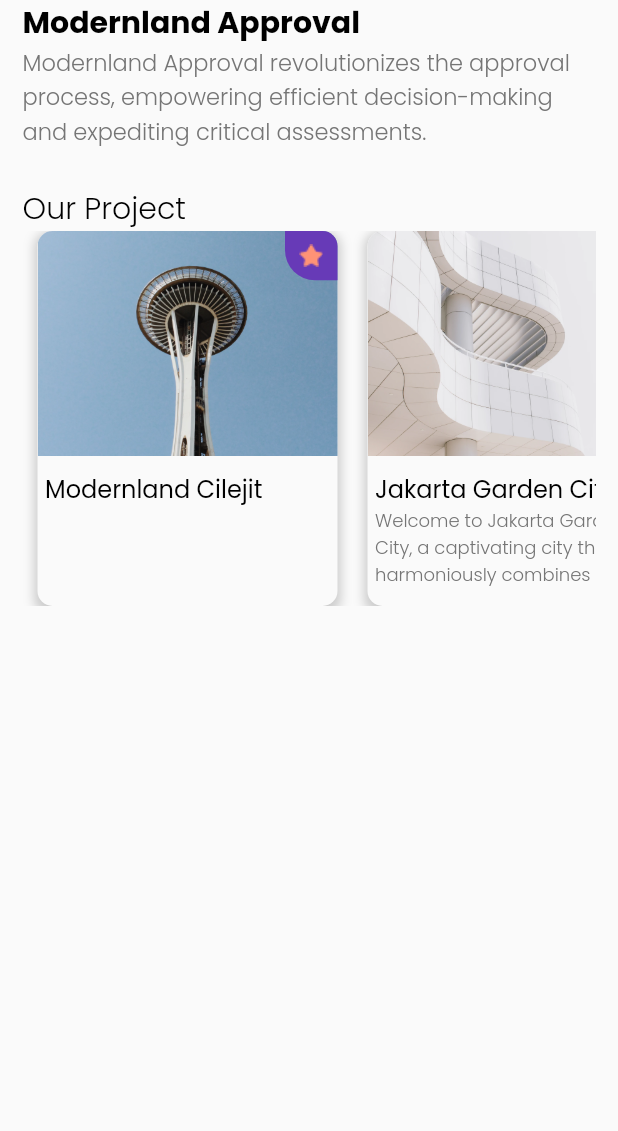
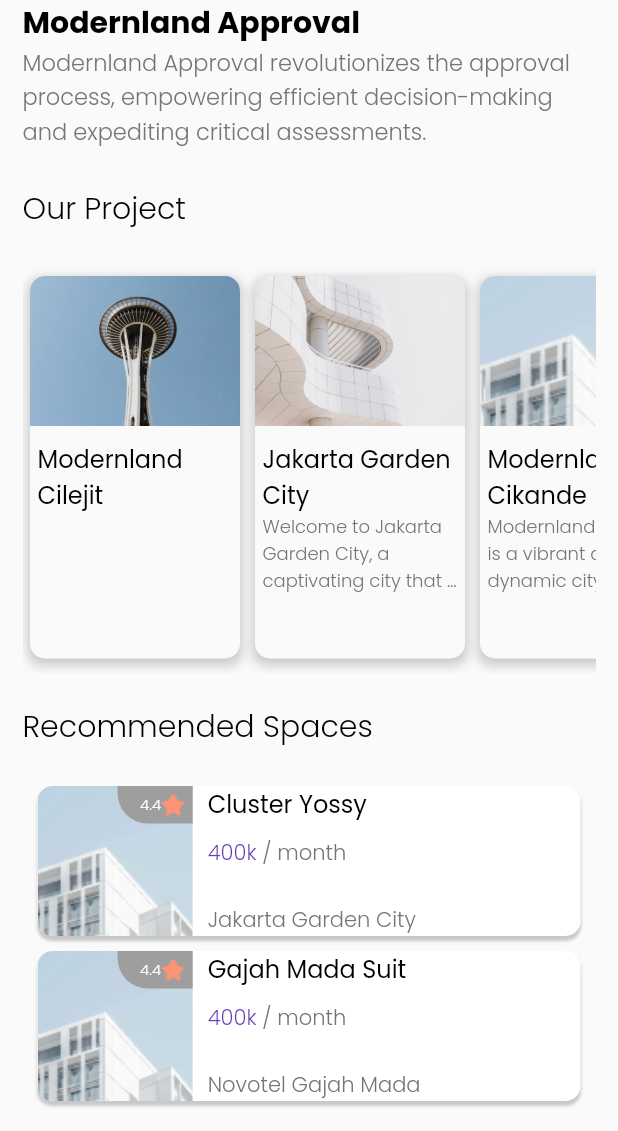
Before and after one commit to ptmodernland/Flutter-Modernland-SignFlow, a Flutter app: the screen it shows after launch, on a phone screen of 412 x 824 dp, the part 105-1236 px from its top. Run offline on Flutter 3.47's test engine with Material 2 defaults, Android fonts, the phone set to English and light mode, and no system bars; our stand-ins replace google_fonts.

Commit message:
Widget Recommended Spaces

```diff
--- a/lib/pages/home/home_page.dart
+++ b/lib/pages/home/home_page.dart
@@ -3,6 +3,8 @@ import 'package:bwa_cozy/util/my_theme.dart';
 import 'package:bwa_cozy/util/resposiveness.dart';
 import 'package:bwa_cozy/widget/citycard/city_card.dart';
 import 'package:bwa_cozy/widget/citycard/city_ui_model.dart';
+import 'package:bwa_cozy/widget/recommended_space/recommended_space_ui_model.dart';
+import 'package:bwa_cozy/widget/recommended_space/recommended_space_widget.dart';
 import 'package:flutter/material.dart';
 
 class HomePage extends StatelessWidget {
@@ -39,7 +41,8 @@ class HomePage extends StatelessWidget {
                     .copyWith(fontSize: 20, color: AppColors.primaryColor2),
               ),
               Container(
-                height: 250,
+                height: 275,
+                margin: EdgeInsets.only(top: 20),
                 child: ListView(scrollDirection: Axis.horizontal, children: [
                   CityCard(
                       cityUIModel: CityUIModel(
@@ -68,8 +71,9 @@ class HomePage extends StatelessWidget {
                   CityCard(
                       cityUIModel: CityUIModel(
                     name: "Vakasa City",
-                        photoAsset: "asset/img/dummy/city_1.png",
-                        photoUrl: "https://www.modernland.co.id/uploads/default/files/25b0f3abac4587b57d710d0e21579df2.jpg",
+                    photoAsset: "asset/img/dummy/city_1.png",
+                    photoUrl:
+                        "https://www.modernland.co.id/uploads/default/files/25b0f3abac4587b57d710d0e21579df2.jpg",
                     description:
                         "Discover Vakasa City, a city that embodies progress, innovation, and endless opportunities. This dynamic and evolving city is a hub for businesses, entrepreneurs, and ambitious individuals seeking growth and success. With its state-of-the-art infrastructure, world-class facilities, and strategic location, Vakasa City provides a fertile ground for economic development. The city offers a diverse range of industries, a vibrant cultural scene, and a strong entrepreneurial ecosystem. Whether you're looking to establish a thriving business or embrace a fulfilling lifestyle, Vakasa City is the place to be.",
                   )),
@@ -81,7 +85,37 @@ class HomePage extends StatelessWidget {
                             "Indulge in luxury and sophistication at Novotel Gajah Mada, a premier hotel located in the heart of the city. With its elegant design, impeccable service, and top-notch amenities, Novotel Gajah Mada offers a truly remarkable experience for both business and leisure travelers. The hotel features luxurious accommodations, world-class dining options, well-equipped conference facilities, and a range of recreational amenities. Its strategic location provides easy access to major attractions, shopping districts, and cultural landmarks. Experience unparalleled comfort and hospitality at Novotel Gajah Mada, where every stay is a memorable one."),
                   ),
                 ]),
-              )
+              ),
+              SizedBox(
+                height: 20,
+              ),
+              Text(
+                "Recommended Spaces",
+                style: MyTheme.myStyleSecondaryTextStyle
+                    .copyWith(fontSize: 20, color: AppColors.primaryColor2),
+              ),
+              Container(
+                height: 275,
+                margin: EdgeInsets.only(top: 20),
+                child: ListView(
+                  primary: false,
+                  scrollDirection: Axis.vertical,
+                  children: [
+                    RecommendedSpaceWidget(
+                      uimodel: RecommendedSpaceUIModel(
+                        name: "Cluster Yossy",
+                        location: "Jakarta Garden City",
+                      ),
+                    ),
+                    RecommendedSpaceWidget(
+                      uimodel: RecommendedSpaceUIModel(
+                        name: "Gajah Mada Suit",
+                        location: "Novotel Gajah Mada ",
+                      ),
+                    ),
+                  ],
+                ),
+              ),
             ],
           ),
         ),
--- a/lib/widget/citycard/city_card.dart
+++ b/lib/widget/citycard/city_card.dart
@@ -1,8 +1,5 @@
-import 'package:bwa_cozy/util/my_colors.dart';
 import 'package:bwa_cozy/util/my_theme.dart';
 import 'package:bwa_cozy/widget/citycard/city_ui_model.dart';
-import 'package:flutter/material.dart';
-
 import 'package:flutter/material.dart';
 
 class CityCard extends StatelessWidget {
@@ -12,10 +9,17 @@ class CityCard extends StatelessWidget {
 
   @override
   Widget build(BuildContext context) {
+
+    var cardWidth = 140.0;
+    var cardHeight= 100.0;
+
+    var photoWidth  = cardWidth;
+    var photoHeight = 100.0;
+
     return Container(
-      margin: EdgeInsets.only(left: 10, right: 10),
-      width: 200,
-      height: 200,
+      margin: EdgeInsets.only(left: 5, right: 5,bottom: 10,top: 10),
+      width: cardWidth,
+      height: cardHeight,
       decoration: BoxDecoration(
         borderRadius: BorderRadius.circular(10),
         color: Colors.grey[50],
@@ -39,11 +43,12 @@ class CityCard extends StatelessWidget {
                     topRight: Radius.circular(10)),
                 child: Image.asset(
                   this.cityUIModel.photoAsset, // Replace with your image URL
-                  width: 200,
-                  height: 150,
+                  width: photoWidth,
+                  height: photoHeight,
                   fit: BoxFit.cover,
                 ),
               ),
+              this.cityUIModel.isFavorited ?
                    Align(
                     alignment: Alignment.topRight,
                     child: Container(
@@ -61,7 +66,7 @@ class CityCard extends StatelessWidget {
                         child: Image.asset("asset/img/dummy/icon_star.png"),
                       ),
                     ),
-              )
+                  ) : Container()
             ],
           ),
           SizedBox(height: 10),
--- a/lib/widget/citycard/city_ui_model.dart
+++ b/lib/widget/citycard/city_ui_model.dart
@@ -5,7 +5,14 @@ class CityUIModel {
   String photoAsset = "";
   String webUrl = "";
   String description = "";
+  bool isFavorited = false;
 
-  CityUIModel({this.name= "" , this.id=-99, this.photoUrl="",this.webUrl ='',this.description="",this.photoAsset=""});
-
+  CityUIModel(
+      {this.name = "",
+      this.id = -99,
+      this.photoUrl = "",
+      this.webUrl = '',
+      this.description = "",
+      this.photoAsset = "",
+      this.isFavorited = false});
 }
--- /dev/null
+++ b/lib/widget/recommended_space/recommended_space_ui_model.dart
@@ -0,0 +1,27 @@
+
+class RecommendedSpaceUIModel {
+  int id = -99;
+  String name = "";
+  String photoUrl = "";
+  String photoAsset = "";
+  String webUrl = "";
+  String description = "";
+  String price = "";
+  String city = "";
+  String country = "";
+  double rating = 5.0;
+  String location = "Modernland";
+
+  RecommendedSpaceUIModel(
+      {this.id = -99,
+      this.name = "",
+      this.photoUrl = "",
+      this.photoAsset = "asset/img/dummy/city_3.png",
+      this.webUrl = '',
+      this.description = '',
+      this.price = "400k",
+      this.city = "",
+      this.country = "",
+      this.rating = 4.4,
+      this.location = "Modernland"});
+}
--- /dev/null
+++ b/lib/widget/recommended_space/recommended_space_widget.dart
@@ -0,0 +1,124 @@
+import 'package:bwa_cozy/util/my_theme.dart';
+import 'package:bwa_cozy/widget/recommended_space/recommended_space_ui_model.dart';
+import 'package:flutter/material.dart';
+
+class RecommendedSpaceWidget extends StatelessWidget {
+  const RecommendedSpaceWidget({Key? key, required this.uimodel})
+      : super(key: key);
+  final RecommendedSpaceUIModel uimodel;
+
+  @override
+  Widget build(BuildContext context) {
+    return Container(
+      margin: EdgeInsets.only(left: 10, right: 10, top: 5, bottom: 5),
+      decoration: BoxDecoration(
+          color: Colors.white,
+          borderRadius: BorderRadius.all(Radius.circular(10)),
+          boxShadow: [
+            BoxShadow(
+              color: Colors.black.withOpacity(0.2),
+              blurRadius: 1,
+              offset: Offset(0, 3),
+            ),
+          ]),
+      child: Row(
+        mainAxisSize: MainAxisSize.max,
+        mainAxisAlignment: MainAxisAlignment.start,
+        children: [
+          Expanded(
+            flex: 2,
+            child: Stack(
+              children: [
+                ClipRRect(
+                  borderRadius: BorderRadius.only(
+                    topLeft: Radius.circular(10),
+                    bottomLeft: Radius.circular(10),
+                  ),
+                  child: Image.asset(
+                    uimodel.photoAsset, // Replace with your image URL
+                    width: double.infinity,
+                    height: 100,
+                    fit: BoxFit.cover,
+                  ),
+                ),
+                Align(
+                  alignment: Alignment.topRight,
+                  child: Container(
+                      width: 50,
+                      padding: EdgeInsets.all(5),
+                      decoration: BoxDecoration(
+                        color: Colors.grey,
+                        borderRadius:
+                            BorderRadius.only(bottomLeft: Radius.circular(20)),
+                      ),
+                      child: Row(
+                        mainAxisAlignment: MainAxisAlignment.end,
+                        children: [
+                          Text(
+                            uimodel.rating.toString(),
+                            style: MyTheme.myStyleSecondaryTextStyle.copyWith(
+                              color: Colors.white,
+                              fontSize: 10,
+                            ),
+                          ),
+                          Image.asset("asset/img/dummy/icon_star.png"),
+                        ],
+                      )),
+                )
+              ],
+            ),
+          ),
+          Expanded(
+            flex: 5,
+            child: Container(
+              padding: EdgeInsets.only(left: 10, right: 10),
+              height: 100,
+              child: Stack(
+                children: [
+                  Column(
+                    crossAxisAlignment: CrossAxisAlignment.start,
+                    mainAxisAlignment: MainAxisAlignment.start,
+                    children: [
+                      Text(
+                        uimodel.name.toString(),
+                        maxLines: 2,
+                        overflow: TextOverflow.ellipsis,
+                        style: MyTheme.myStylePrimaryTextStyle.copyWith(),
+                      ),
+                      SizedBox(
+                        height: 10,
+                      ),
+                      Text.rich(
+                        TextSpan(
+                          children: [
+                            TextSpan(
+                              text: uimodel.price,
+                              style: MyTheme.myStyleSecondaryTextStyle
+                                  .copyWith(color: Colors.deepPurple),
+                            ),
+                            TextSpan(
+                                text: " / month",
+                                style: MyTheme.myStyleSecondaryTextStyle
+                                    .copyWith())
+                          ],
+                        ),
+                      ),
+                      SizedBox(height: 7),
+                    ],
+                  ),
+                  Align(
+                    alignment: Alignment.bottomLeft,
+                    child: Text(
+                      uimodel.location,
+                      style: MyTheme.myStyleSecondaryTextStyle.copyWith(),
+                    ),
+                  ),
+                ],
+              ),
+            ),
+          )
+        ],
+      ),
+    );
+  }
+}
```
Lines whose indentation alone changed are shown as unchanged.
